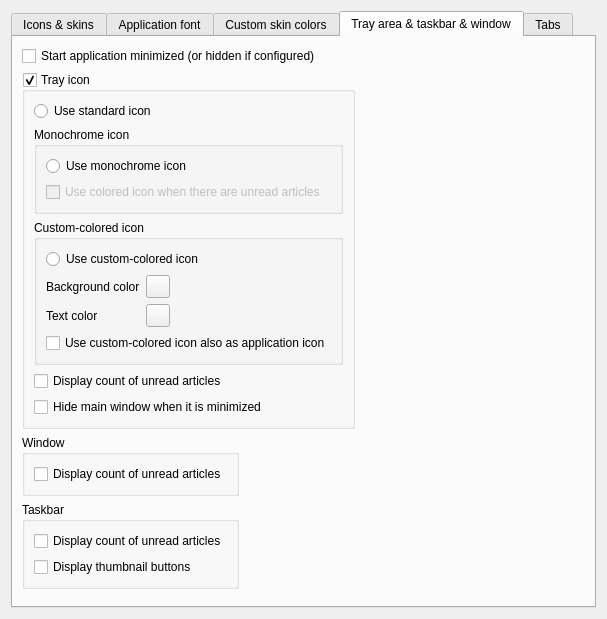
Qt form src/librssguard/gui/settings/settingsgui.ui (martinrotter/rssguard) before a commit.
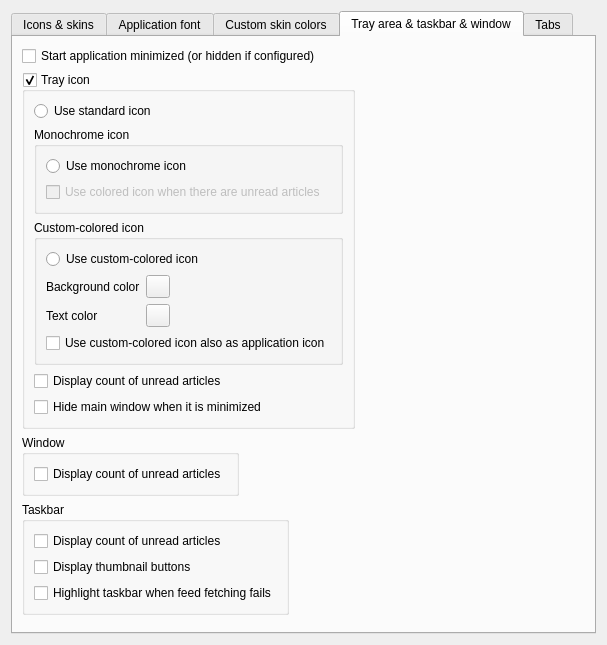
The same form after that commit. The open tabs and pages were chosen to show the change. Custom widgets are drawn as their Qt base class.

Commit message: taskbar flashinh switchable

```diff
--- a/src/librssguard/gui/settings/settingsgui.ui
+++ b/src/librssguard/gui/settings/settingsgui.ui
@@ -340,6 +340,13 @@
             </property>
            </widget>
           </item>
+          <item>
+           <widget class="QCheckBox" name="m_displayTaskbarErrorProgress">
+            <property name="text">
+             <string>Highlight taskbar when feed fetching fails</string>
+            </property>
+           </widget>
+          </item>
          </layout>
         </widget>
        </item>
```
Left out of the diff: 2 changed lines with no effect on the pictures. The commit also changes 5 other files.
